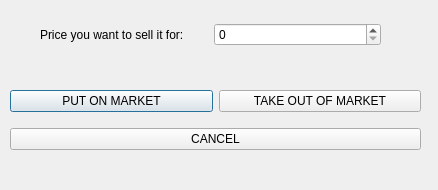
Before: the Qt Designer form src/client/gui/sell.ui in HqWisen/CityLord, drawn with Qt 5.
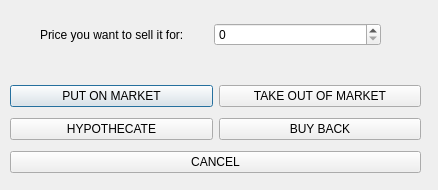
After: the same form once the commit is applied.

Commit message: SELL, ajout de l'hypothèque, hypothèque, buy back et cancel offer font des segm fault dans le serveur ..

Diff of the .ui file:
```diff
--- a/src/client/gui/sell.ui
+++ b/src/client/gui/sell.ui
@@ -41,7 +41,7 @@
      <x>10</x>
      <y>80</y>
      <width>411</width>
-     <height>81</height>
+     <height>101</height>
     </rect>
    </property>
    <layout class="QVBoxLayout" name="verticalLayout">
@@ -63,6 +63,24 @@
       </item>
      </layout>
     </item>
+    <item>
+     <layout class="QHBoxLayout" name="horizontalLayout_2">
+      <item>
+       <widget class="QPushButton" name="hypothecateButton">
+        <property name="text">
+         <string>HYPOTHECATE</string>
+        </property>
+       </widget>
+      </item>
+      <item>
+       <widget class="QPushButton" name="buyBackButton">
+        <property name="text">
+         <string>BUY BACK</string>
+        </property>
+       </widget>
+      </item>
+     </layout>
+    </item>
     <item>
      <layout class="QHBoxLayout" name="horizontalLayout">
       <item>
```
The commit also changes 3 other files.
